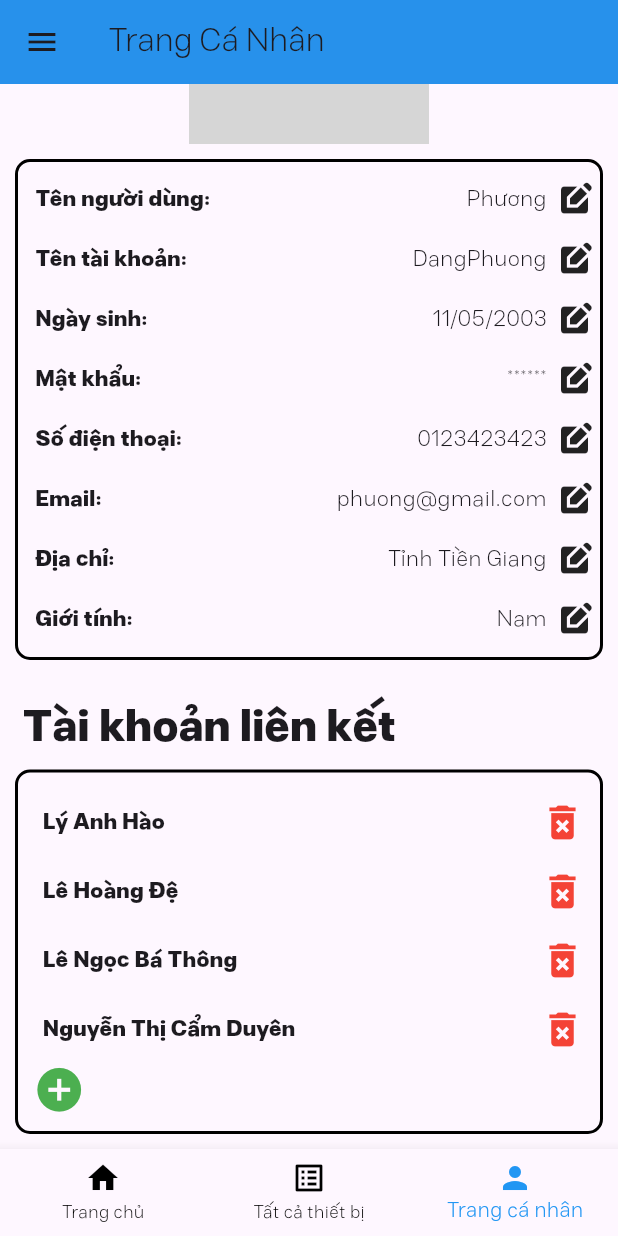
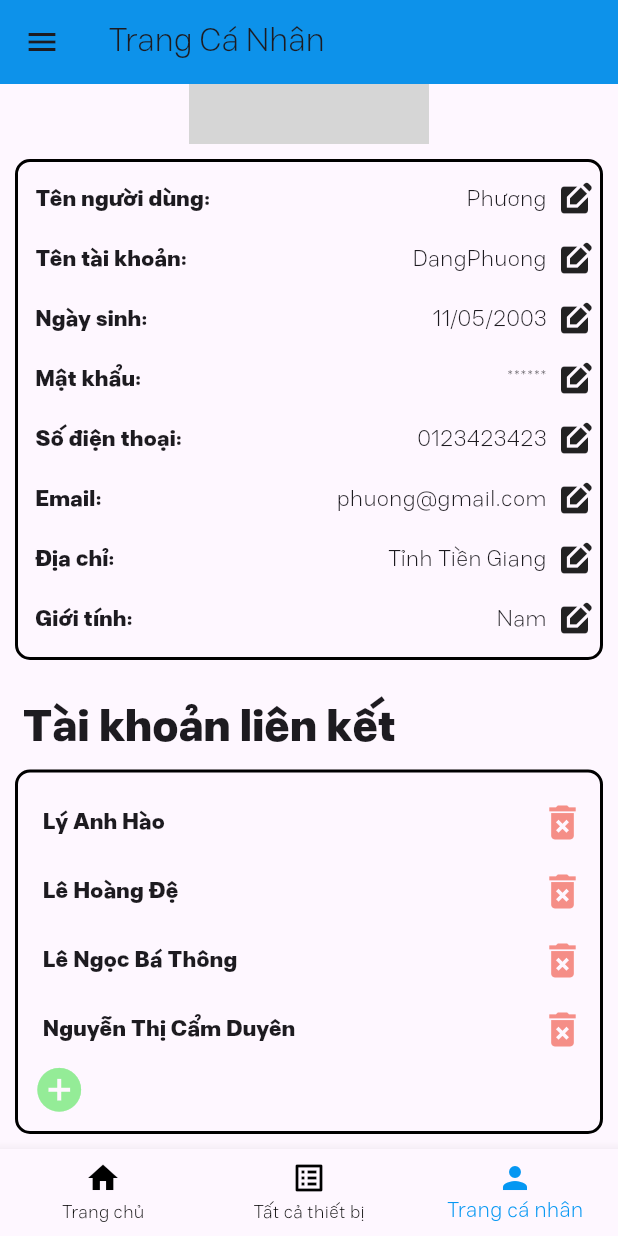
Before and after one commit to vongola-le/DoAn_Nhung, a Flutter app: the screen it shows after launch, scrolled down 130 dp, on a phone screen of 412 x 824 dp. Run offline on Flutter 3.47's test engine with Material 2 defaults, Android fonts, the light colour scheme and no system bars; missing offline and left inert: bottom_drawer; network calls fail; grey boxes are pictures that could not be loaded.

Commit message:
Chỉnh sửa màu Profile

```diff
--- a/DoAn/app_smart_house/lib/view/BottomMenu.dart
+++ b/DoAn/app_smart_house/lib/view/BottomMenu.dart
@@ -7,7 +7,7 @@ class BottomMenu extends StatelessWidget {
   Widget build(BuildContext context) {
     return BottomNavigationBar(
       currentIndex: index,
-      selectedItemColor: Colors.blue,
+      selectedItemColor:const Color(0xFF0597F2),
       unselectedItemColor: Colors.black,
       items:const[
         BottomNavigationBarItem(
--- a/DoAn/app_smart_house/lib/view/Profile.dart
+++ b/DoAn/app_smart_house/lib/view/Profile.dart
@@ -17,7 +17,7 @@ class _ProfileState extends State<Profile> {
   Widget build(BuildContext context) {
     return Scaffold(
       appBar: AppBar(
-        backgroundColor: Colors.blue,
+        backgroundColor:const Color(0xFF0597F2),
         title: const Text('Trang Cá Nhân'),
       ),
       drawer:const DrawerEditProfile(),
@@ -89,7 +89,7 @@ class _ProfileState extends State<Profile> {
                              ShareInfoItem(text: "Lê Hoàng Đệ"),
                              ShareInfoItem(text: "Lê Ngọc Bá Thông"),
                              ShareInfoItem(text: "Nguyễn Thị Cẩm Duyên"),
-                             Icon(Icons.add_circle,size: 35,color: Colors.green,)
+                             Icon(Icons.add_circle,size: 35,color: Color.fromARGB(255, 148, 236, 151),)
                           ],
                         ),)
                    )
@@ -175,7 +175,7 @@ class ShareInfoItem extends StatelessWidget {
           GestureDetector(
             onTap: null,
             child:const Row(children: [
-               Icon(Icons.delete_forever,color: Colors.red,size: 30,)
+               Icon(Icons.delete_forever,color: Color.fromARGB(255, 245, 142, 135),size: 30,)
             ]),
           ),
         ],
```
